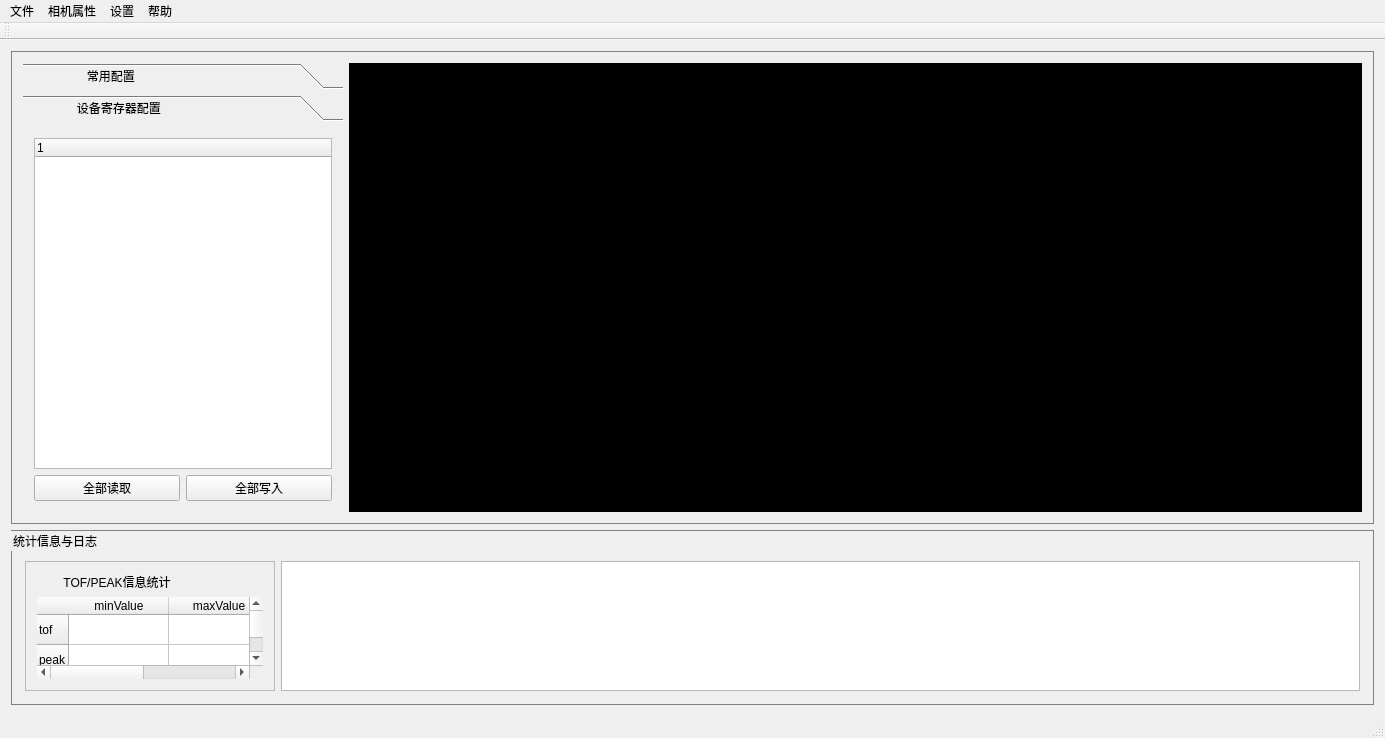
Old version of the form mainwindow.ui in the repository heathen557/linearArrayUSB.
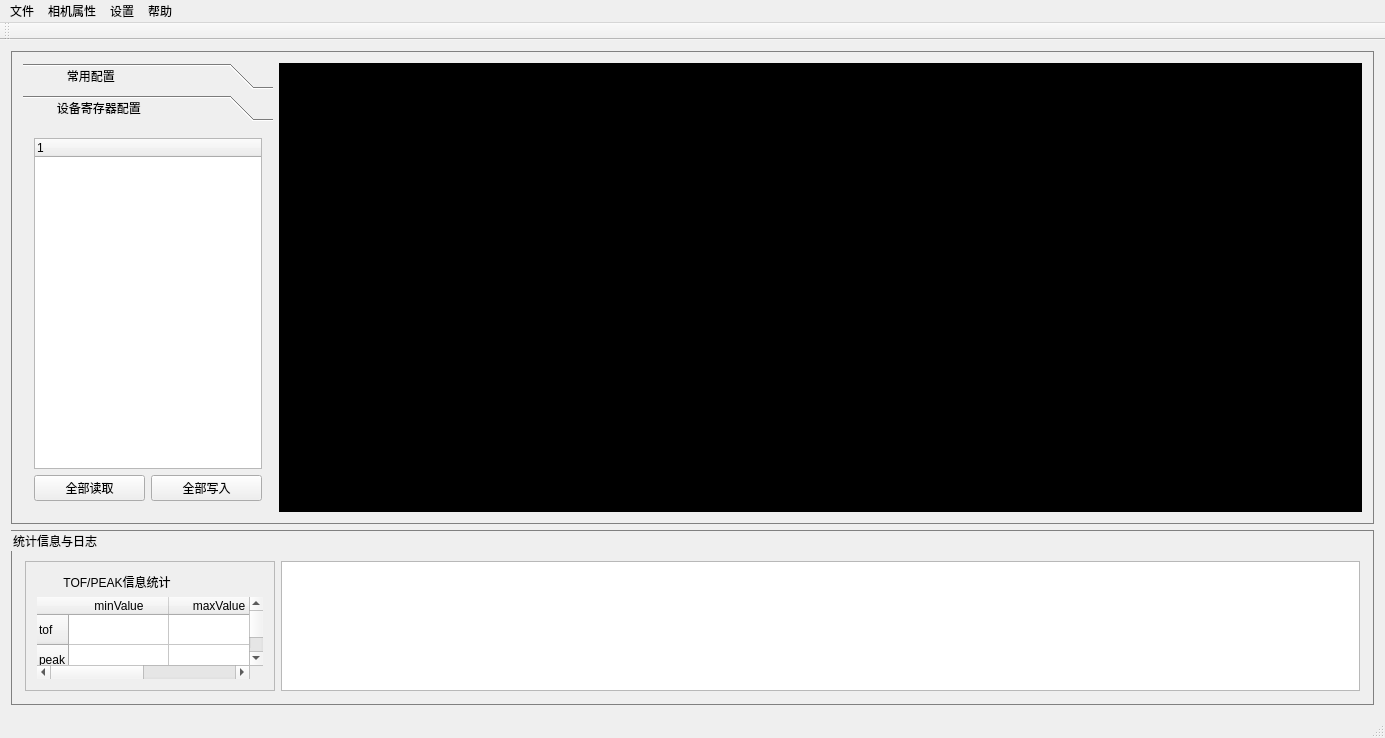
New version of the form. Icons and pictures are not drawn. Custom widgets are drawn as their Qt base class.

Patch:
```diff
--- a/mainwindow.ui
+++ b/mainwindow.ui
@@ -44,7 +44,7 @@
         <widget class="QToolBox" name="toolBox">
          <property name="maximumSize">
           <size>
-           <width>320</width>
+           <width>250</width>
            <height>16777215</height>
           </size>
          </property>
@@ -64,7 +64,7 @@
            </rect>
           </property>
           <attribute name="label">
-           <string>                  常用配置</string>
+           <string>            常用配置</string>
           </attribute>
           <layout class="QGridLayout" name="gridLayout_3">
            <item row="0" column="0">
@@ -286,12 +286,12 @@
            <rect>
             <x>0</x>
             <y>0</y>
-            <width>320</width>
+            <width>250</width>
             <height>408</height>
            </rect>
           </property>
           <attribute name="label">
-           <string>               设备寄存器配置</string>
+           <string>         设备寄存器配置</string>
           </attribute>
           <layout class="QGridLayout" name="gridLayout_4">
            <item row="0" column="0">
```
Left out of the diff: 8 changed lines with no effect on the pictures.
